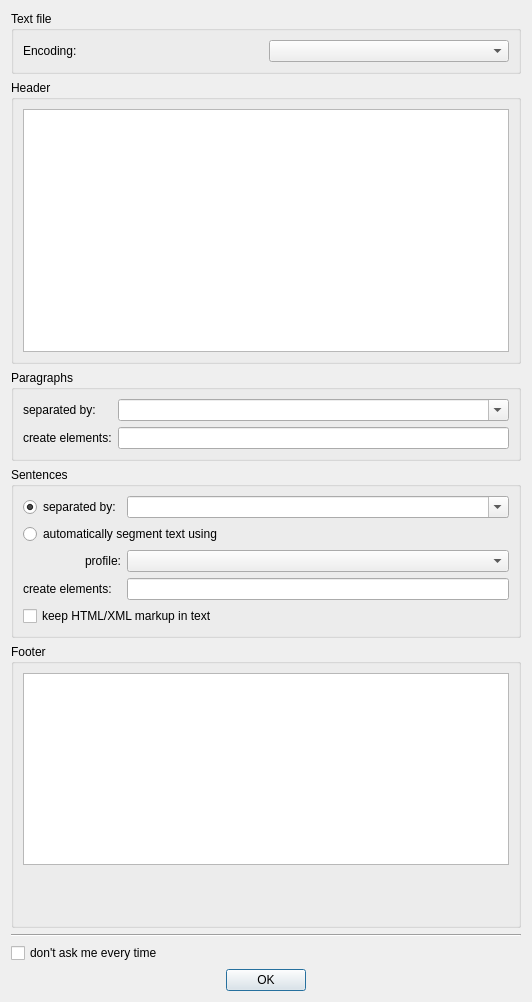
The window that src/ImportTxtDialog.ui (czcorpus/InterText_editor) describes before a commit, drawn with Qt 5.
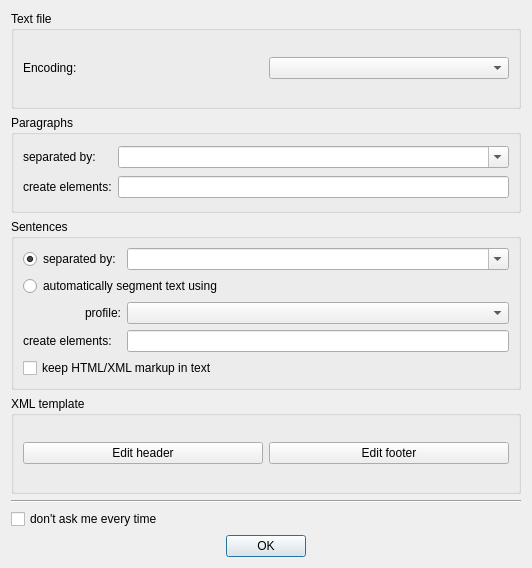
The same window after the commit.

Commit message: Reduce ImportTxtDialog.

```diff
--- a/src/ImportTxtDialog.ui
+++ b/src/ImportTxtDialog.ui
@@ -10,7 +10,7 @@
     <x>0</x>
     <y>0</y>
     <width>532</width>
-    <height>1002</height>
+    <height>568</height>
    </rect>
   </property>
   <property name="sizePolicy">
@@ -45,25 +45,6 @@
      </layout>
     </widget>
    </item>
-   <item>
-    <widget class="QGroupBox" name="headerBox">
-     <property name="title">
-      <string>Header</string>
-     </property>
-     <layout class="QVBoxLayout" name="verticalLayout_2">
-      <item>
-       <widget class="QPlainTextEdit" name="headerEdit">
-        <property name="sizePolicy">
-         <sizepolicy hsizetype="Expanding" vsizetype="Expanding">
-          <horstretch>0</horstretch>
-          <verstretch>0</verstretch>
-         </sizepolicy>
-        </property>
-       </widget>
-      </item>
-     </layout>
-    </widget>
-   </item>
    <item>
     <widget class="QGroupBox" name="parBox">
      <property name="title">
@@ -163,24 +144,22 @@
    <item>
     <widget class="QGroupBox" name="FooterBox">
      <property name="title">
-      <string>Footer</string>
+      <string>XML template</string>
      </property>
-     <layout class="QVBoxLayout" name="verticalLayout_3">
-      <item>
-       <widget class="QPlainTextEdit" name="footerEdit"/>
+     <layout class="QGridLayout" name="gridLayout_4">
+      <item row="0" column="0">
+       <widget class="QPushButton" name="editHeaderButton">
+        <property name="text">
+         <string>Edit header</string>
+        </property>
+       </widget>
       </item>
-      <item>
-       <spacer name="verticalSpacer">
-        <property name="orientation">
-         <enum>Qt::Vertical</enum>
+      <item row="0" column="1">
+       <widget class="QPushButton" name="editFooterButton">
+        <property name="text">
+         <string>Edit footer</string>
         </property>
-        <property name="sizeHint" stdset="0">
-         <size>
-          <width>20</width>
-          <height>40</height>
-         </size>
-        </property>
-       </spacer>
+       </widget>
       </item>
      </layout>
     </widget>
```
Left out of the diff: 18 changed lines with no effect on the pictures. The commit also changes 3 other files.
